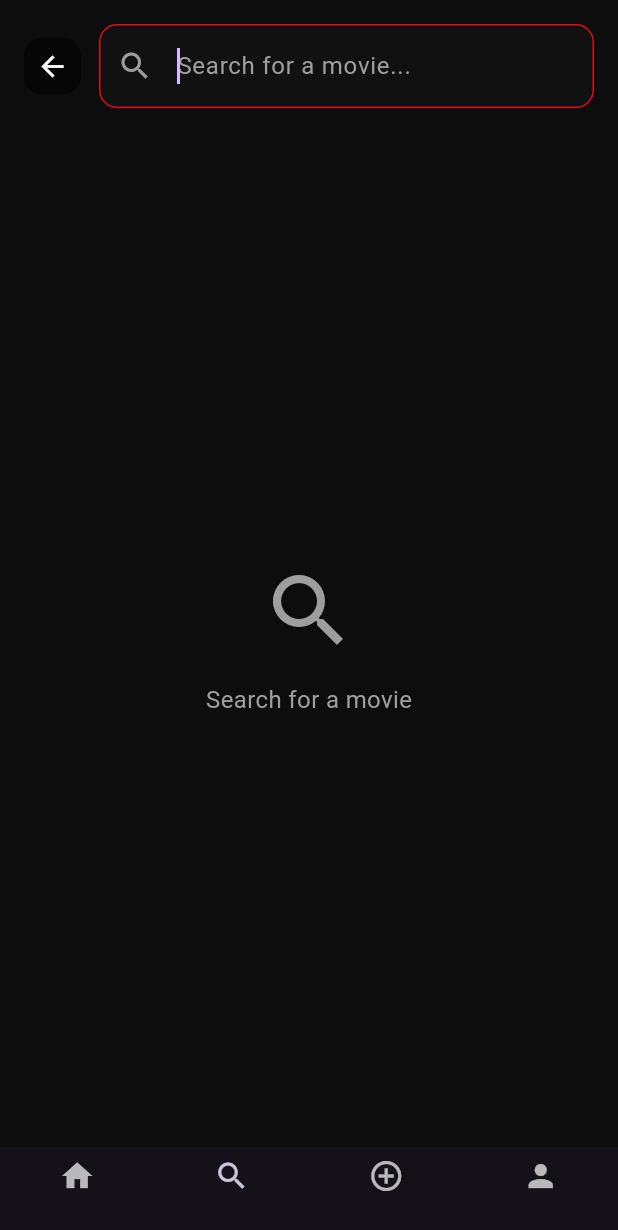
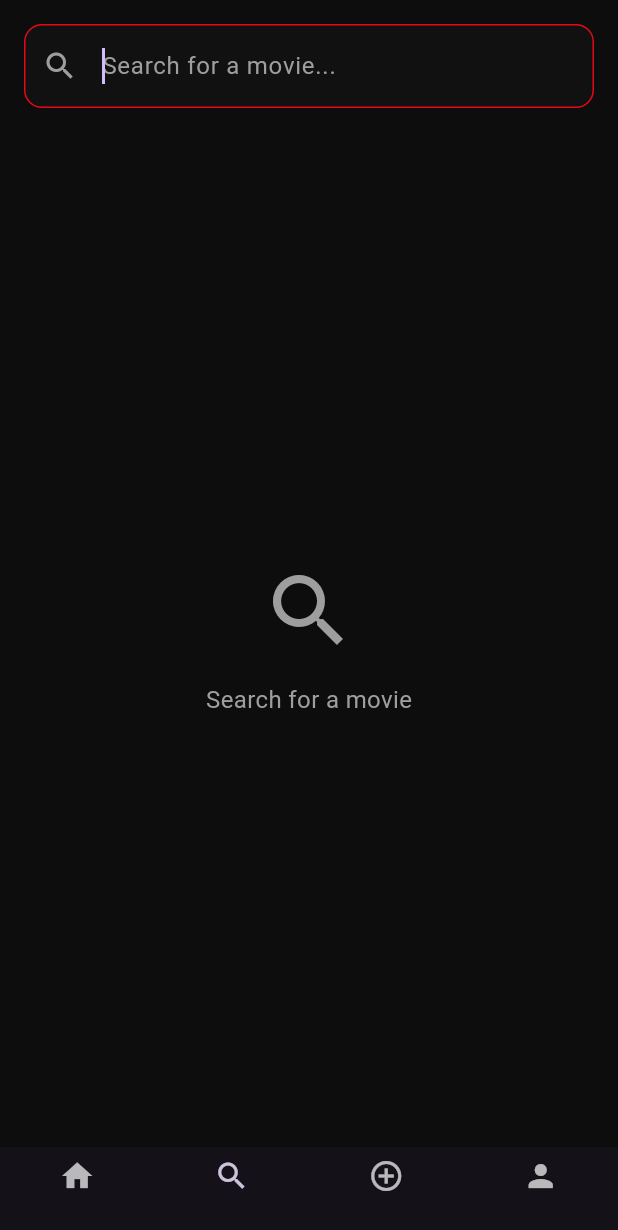
Before and after one commit to ahmet-ciftci/Popcorn, a Flutter app: the screen it shows once a user with an empty profile is signed in, item 2 of the bottom bar chosen, on a phone screen of 412 x 824 dp. Shown: the top 1230 px of the screen. Run offline on Flutter 3.47's test engine with Material 3 defaults, Android fonts, the light colour scheme and no system bars; our stand-ins replace firebase_auth, firebase_core; accounts and stored records are empty; generated files the repository leaves out were written again.

Commit message:
Refactor `SearchScreen` UI to remove the custom back button.
This commit simplifies the search interface layout by removing the manual navigation back button and its containing `Row`, allowing the search bar to occupy the full width of the header.

- **UI/Screens**:
    - Removed the `GestureDetector` back button and the `Row` wrapper in `SearchScreen`.
    - Updated the search `TextField` to be a direct child of the `Padding` widget for a cleaner full-width appearance.

```diff
--- a/lib/screens/search/search_screen.dart
+++ b/lib/screens/search/search_screen.dart
@@ -64,21 +64,6 @@ class _SearchScreenState extends State<SearchScreen> {
             // search bar
             Padding(
               padding: EdgeInsets.all(16),
-              child: Row(
-                children: [
-                  GestureDetector(
-                    onTap: () => Navigator.pop(context),
-                    child: Container(
-                      padding: EdgeInsets.all(8),
-                      decoration: BoxDecoration(
-                        color: Colors.black.withOpacity(0.5),
-                        borderRadius: BorderRadius.circular(12),
-                      ),
-                      child: Icon(Icons.arrow_back, color: Colors.white, size: 22),
-                    ),
-                  ),
-                  SizedBox(width: 12),
-                  Expanded(
               child: TextField(
                 controller: _searchController,
                 onChanged: _onSearchChanged,
@@ -99,9 +84,6 @@ class _SearchScreenState extends State<SearchScreen> {
                     borderSide: BorderSide(color: Color(0xFFE50914)),
                   ),
                 ),
-                    ),
-                  ),
-                ],
               ),
             ),
             // body
```
Lines whose indentation alone changed are shown as unchanged.
